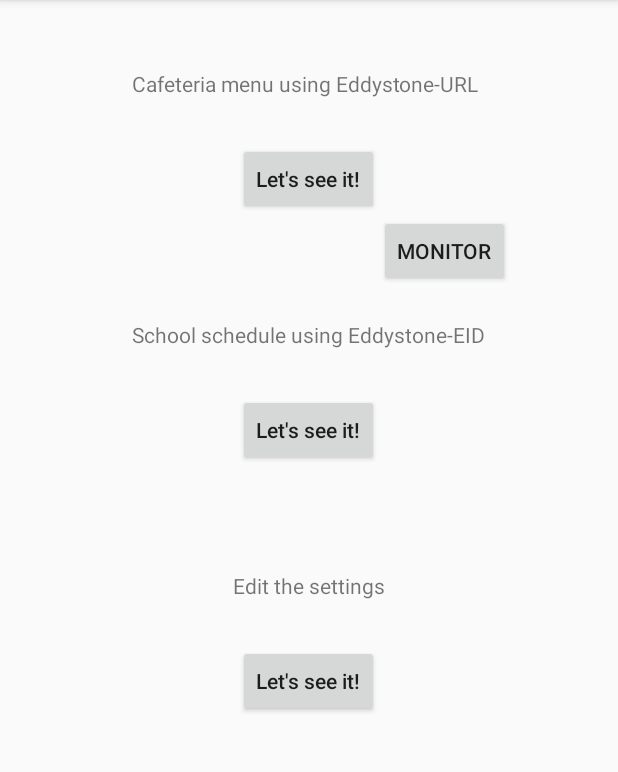
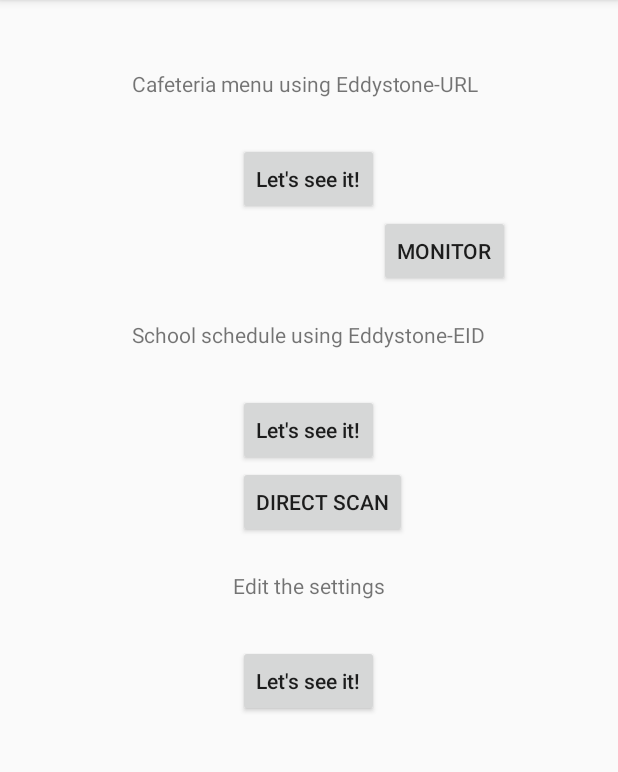
Before and after one commit to UHMC/Educational_Beacons, an Android app: the screen it shows after launch (MainActivity), on a phone screen of 412 x 824 dp, the part 84-856 px from its top. Run offline under Robolectric (Android 15) with nearby library versions, the phone set to English and light mode, and no system bars; libraries missing offline, so code that uses them is left out: org.altbeacon.beacon; 4 statements that could not run were skipped.

Commit message:
Add BLEDirectScan launch button to MainActivity
- End of branch -- EID compatible hw acquired and
  Android Beacon Library now capable of detecting

```diff
--- a/app/src/main/res/layout/activity_main.xml
+++ b/app/src/main/res/layout/activity_main.xml
@@ -80,4 +80,14 @@
         android:layout_toRightOf="@+id/button"
         android:layout_toEndOf="@+id/button"
         android:onClick="monitor"/>
+
+    <Button
+        android:layout_width="wrap_content"
+        android:layout_height="wrap_content"
+        android:text="@string/button_launch_bleds"
+        android:id="@+id/button6"
+        android:layout_below="@+id/button2"
+        android:layout_alignLeft="@+id/button2"
+        android:layout_alignStart="@+id/button2"
+        android:onClick="launchBLEDS" />
 </RelativeLayout>
--- a/app/src/main/res/values/strings.xml
+++ b/app/src/main/res/values/strings.xml
@@ -1,3 +1,4 @@
 <resources>
     <string name="app_name">Educational Beacons</string>
+    <string name="button_launch_bleds">Direct Scan</string>
 </resources>
```
Also changed, not shown: app/src/main/java/edu/hawaii/maui/index/educationalbeacons/MainActivity.java (+8 -0 lines).
